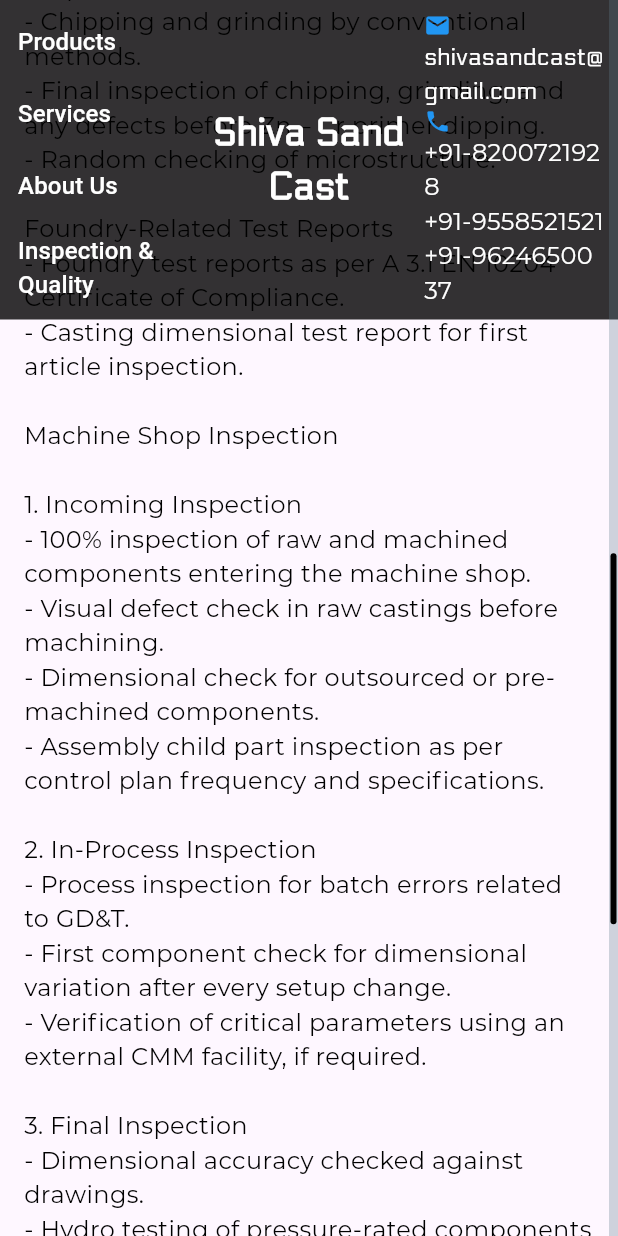
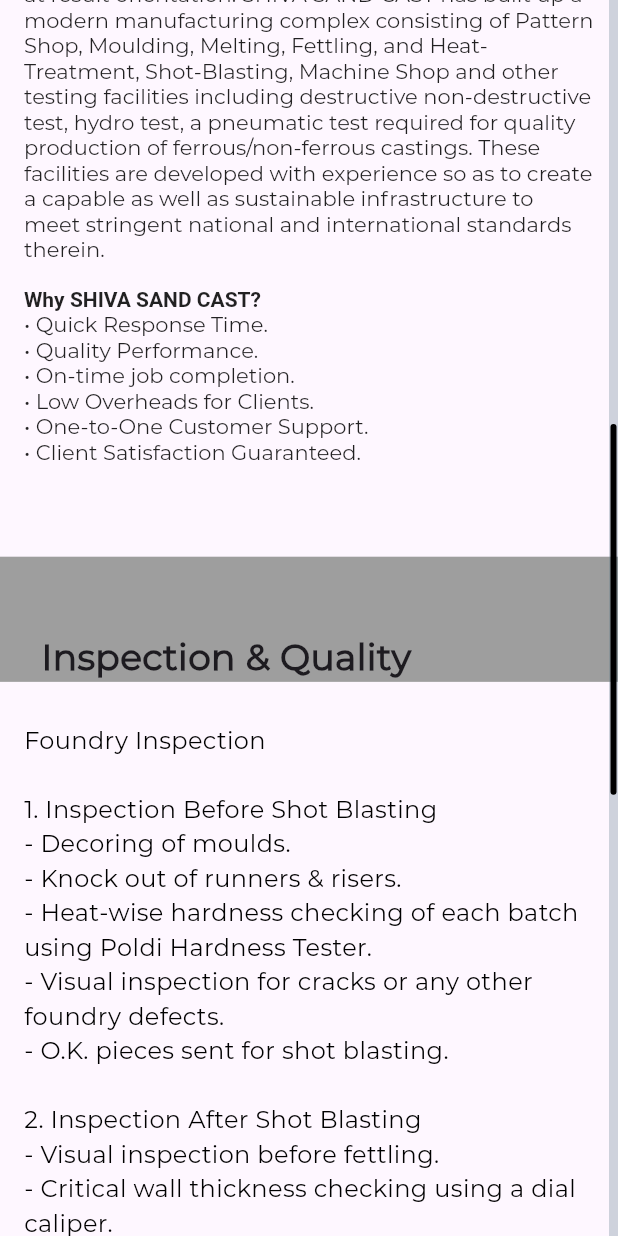
Before and after one commit to devang027/cast_web_app, a Flutter app: the screen it shows after launch, scrolled down 1728 dp, on a phone screen of 412 x 824 dp. Run offline on Flutter 3.47's test engine with Material 3 defaults, Android fonts, the phone set to English and light mode, and no system bars; our stand-ins replace carousel_slider, easy_dynamic_theme.

Commit message:
changes in UI header hide

```diff
--- a/lib/screens/home_page.dart
+++ b/lib/screens/home_page.dart
@@ -86,7 +86,7 @@
               child: Column(
                 crossAxisAlignment: CrossAxisAlignment.start,
                 children: [
-                 /* SizedBox(
+                  SizedBox(
                     height: screenSize.height,
                     width: screenSize.width,
                     child: Stack(
@@ -142,7 +142,7 @@
                         ),
                       ],
                     ),
-                  ),*/
+                  ),
                   Container(
                       key: _productsKey,
                       child: ProductHeading(screenSize: screenSize)),
@@ -257,7 +257,7 @@
                 ],
               ),
             ),
-            Positioned(
+            /*Positioned(
               top: 0,
               left: 0,
               right: 0,
@@ -344,7 +344,7 @@
                   ],
                 ),
               ),
-            )
+            )*/
           ],
         ),
       ),
```
